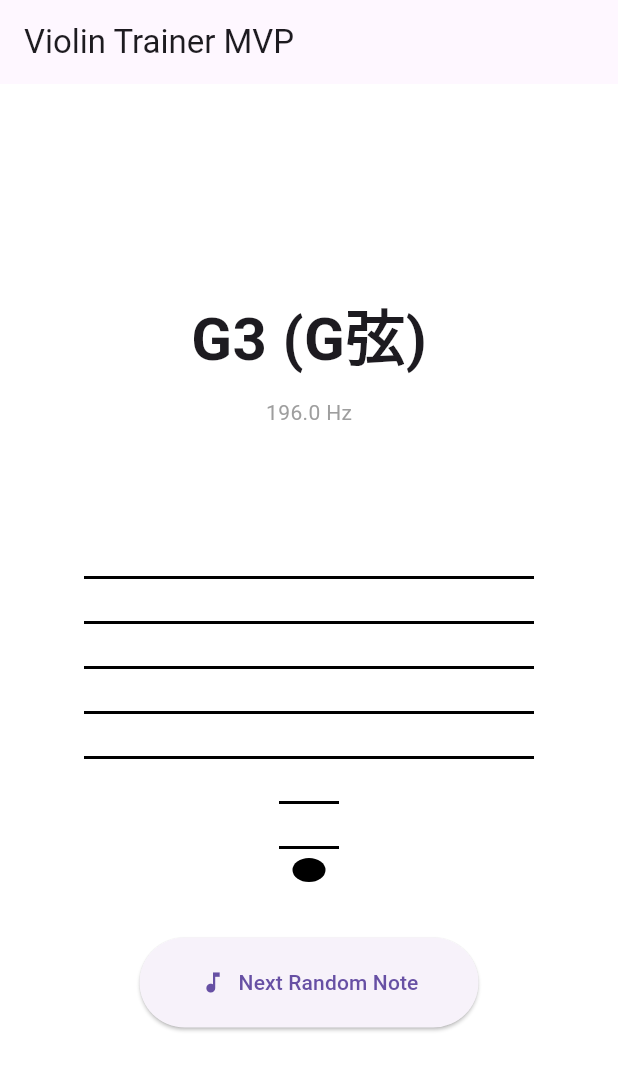
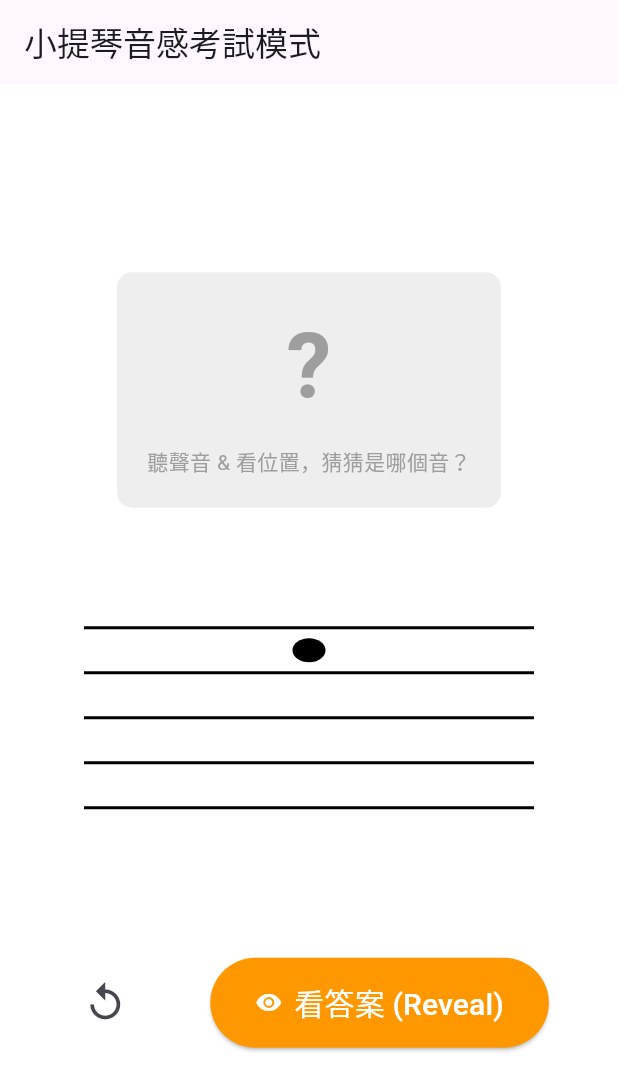
Before and after one commit to Wilson-TKU/violin_pitch_trainer, a Flutter app: the screen it shows after launch, on a phone screen of 412 x 824 dp. Shown: the top 1091 px of the screen. Run offline on Flutter 3.47's test engine with Material 3 defaults, Android fonts, the phone set to English and light mode, and no system bars; our stand-ins replace audioplayers.

Commit message:
feat: add sing name & test mode

```diff
--- a/lib/main.dart
+++ b/lib/main.dart
@@ -11,21 +11,127 @@ void main() {
 // ---------------------------------------------------------
 // 1. 資料結構與頻率定義 (BSP Data Model)
 // ---------------------------------------------------------
+// 1. 資料結構更新：加入唱名邏輯
 class ViolinNote {
-  final String name; // 音名 (e.g., A4)
-  final double frequency; // 頻率 (Hz)
-  final int staffIndex; // 五線譜位置：以第一線(E4)為 0，每高半格(線或間) +1
+  final String noteName; // 音名 (e.g. G3)
+  final String solfege; // 唱名 (e.g. Sol)
+  final double frequency; // 頻率
+  final int staffIndex; // 五線譜位置
 
-  const ViolinNote(this.name, this.frequency, this.staffIndex);
+  // 建構子稍微改一下，自動組合成顯示字串
+  const ViolinNote({
+    required this.noteName,
+    required this.solfege,
+    required this.frequency,
+    required this.staffIndex,
+  });
+
+  // Getter: 方便UI直接拿 "G3 (Sol)" 這種格式
+  String get displayName => "$noteName ($solfege)";
 }
 
-// 定義小提琴四條空弦 + 常見音
-// staffIndex: 0=E4(下數第一線), 2=G4, 4=B4, 6=D5, 8=F5(上數第一線)
+// 2. 題庫更新：小提琴常用音域 (包含空弦與手指按音)
 const List<ViolinNote> scale = [
-  ViolinNote('G3 (G弦)', 196.00, -5), // E4往下推5格 (G3在下加二間)
-  ViolinNote('D4 (D弦)', 293.66, -1), // E4往下推1格 (下加一間)
-  ViolinNote('A4 (A弦)', 440.00, 3), // E4往上推3格 (第二間)
-  ViolinNote('E5 (E弦)', 659.25, 7), // E4往上推7格 (第四間)
+  // --- G 弦 (G3 ~ C4) ---
+  ViolinNote(
+    noteName: 'G3',
+    solfege: 'Sol',
+    frequency: 196.00,
+    staffIndex: -5,
+  ), // G弦空弦 (最低音)
+  ViolinNote(
+    noteName: 'A3',
+    solfege: 'La',
+    frequency: 220.00,
+    staffIndex: -4,
+  ), // G弦一指
+  ViolinNote(
+    noteName: 'B3',
+    solfege: 'Si',
+    frequency: 246.94,
+    staffIndex: -3,
+  ), // G弦二指
+  ViolinNote(
+    noteName: 'C4',
+    solfege: 'Do',
+    frequency: 261.63,
+    staffIndex: -2,
+  ), // 中央C (G弦三指)
+  // --- D 弦 (D4 ~ G4) ---
+  ViolinNote(
+    noteName: 'D4',
+    solfege: 'Re',
+    frequency: 293.66,
+    staffIndex: -1,
+  ), // D弦空弦
+  ViolinNote(
+    noteName: 'E4',
+    solfege: 'Mi',
+    frequency: 329.63,
+    staffIndex: 0,
+  ), // 第一線
+  ViolinNote(
+    noteName: 'F4',
+    solfege: 'Fa',
+    frequency: 349.23,
+    staffIndex: 1,
+  ), // D弦二指(低)
+  ViolinNote(
+    noteName: 'G4',
+    solfege: 'Sol',
+    frequency: 392.00,
+    staffIndex: 2,
+  ), // D弦三指
+  // --- A 弦 (A4 ~ D5) ---
+  ViolinNote(
+    noteName: 'A4',
+    solfege: 'La',
+    frequency: 440.00,
+    staffIndex: 3,
+  ), // A弦空弦 (標準音)
+  ViolinNote(
+    noteName: 'B4',
+    solfege: 'Si',
+    frequency: 493.88,
+    staffIndex: 4,
+  ), // 第三線
+  ViolinNote(
+    noteName: 'C5',
+    solfege: 'Do',
+    frequency: 523.25,
+    staffIndex: 5,
+  ), // A弦二指(低)
+  ViolinNote(
+    noteName: 'D5',
+    solfege: 'Re',
+    frequency: 587.33,
+    staffIndex: 6,
+  ), // A弦三指
+  // --- E 弦 (E5 ~ A5) ---
+  ViolinNote(
+    noteName: 'E5',
+    solfege: 'Mi',
+    frequency: 659.25,
+    staffIndex: 7,
+  ), // E弦空弦
+  ViolinNote(
+    noteName: 'F5',
+    solfege: 'Fa',
+    frequency: 698.46,
+    staffIndex: 8,
+  ), // 第五線
+  ViolinNote(
+    noteName: 'G5',
+    solfege: 'Sol',
+    frequency: 783.99,
+    staffIndex: 9,
+  ), // 上加一間
+  ViolinNote(
+    noteName: 'A5',
+    solfege: 'La',
+    frequency: 880.00,
+    staffIndex: 10,
+  ), // E弦三指
 ];
 
 // ---------------------------------------------------------
@@ -45,65 +151,96 @@ class _ViolinAppState extends State<ViolinApp> {
   ViolinNote? _currentNote;
   bool _isPlaying = false;
 
+  // 新增：控制答案顯示的布林值 (Flag)
+  bool _isAnswerVisible = false;
+
   @override
   void initState() {
     super.initState();
-    _nextNote(); // 啟動時先來一個
+    _nextNote();
   }
 
   Future<void> _nextNote() async {
     if (_isPlaying) return;
 
-    // 1. 隨機選音
     final note = scale[_rng.nextInt(scale.length)];
 
     setState(() {
       _currentNote = note;
       _isPlaying = true;
+      _isAnswerVisible = false; // 每次出新題目時，先把答案蓋起來
     });
 
-    // 2. 即時合成音訊 (Real-time Synthesis)
-    // 這裡我們直接生成 1秒鐘 的 Sine Wave WAV 數據
+    // 合成並播放聲音
     final Uint8List wavBytes = ToneGenerator.generateSineWave(
       frequency: note.frequency,
       durationMs: 1000,
       sampleRate: 44100,
     );
 
-    // 3. 播放
     try {
       await _player.play(BytesSource(wavBytes));
     } catch (e) {
       debugPrint("Audio Error: $e");
     }
 
-    // 簡單延遲讓動畫感覺自然一點
     await Future.delayed(const Duration(seconds: 1));
     if (mounted) setState(() => _isPlaying = false);
+  }
+
+  // 新增：揭曉答案的邏輯
+  void _revealAnswer() {
+    setState(() {
+      _isAnswerVisible = true;
+    });
   }
 
   @override
   Widget build(BuildContext context) {
     return Scaffold(
       backgroundColor: Colors.white,
-      appBar: AppBar(title: const Text("Violin Trainer MVP")),
+      appBar: AppBar(title: const Text("小提琴音感考試模式")),
       body: Column(
         mainAxisAlignment: MainAxisAlignment.center,
         children: [
-          // 顯示音名
-          Text(
-            _currentNote?.name ?? "Ready",
-            style: const TextStyle(fontSize: 40, fontWeight: FontWeight.bold),
-          ),
-          const SizedBox(height: 10),
-          Text(
-            _currentNote != null ? "${_currentNote!.frequency} Hz" : "",
-            style: const TextStyle(color: Colors.grey),
+          // 1. 題目區 (唱名)
+          // 這裡運用三元運算子 (Ternary Operator) 來決定顯示什麼
+          Container(
+            padding: const EdgeInsets.all(20),
+            decoration: BoxDecoration(
+              color: _isAnswerVisible ? Colors.green[100] : Colors.grey[200],
+              borderRadius: BorderRadius.circular(10),
+            ),
+            child: Column(
+              children: [
+                Text(
+                  // 如果 _isAnswerVisible 是 true 就顯示名字，否則顯示問號
+                  _isAnswerVisible
+                      ? (_currentNote?.displayName ?? "Ready")
+                      : "?",
+                  style: TextStyle(
+                    fontSize: 60,
+                    fontWeight: FontWeight.bold,
+                    color: _isAnswerVisible ? Colors.black : Colors.grey,
+                  ),
+                ),
+                // 如果答案還沒揭曉，顯示提示文字
+                if (!_isAnswerVisible && _currentNote != null)
+                  const Padding(
+                    padding: EdgeInsets.only(top: 10),
+                    child: Text(
+                      "聽聲音 & 看位置，猜猜是哪個音？",
+                      style: TextStyle(color: Colors.grey),
+                    ),
+                  ),
+              ],
+            ),
           ),
 
-          const SizedBox(height: 60),
+          const SizedBox(height: 40),
 
-          // 五線譜繪圖區
+          // 2. 五線譜繪圖區 (視覺提示)
+          // 目前我們先保留「顯示位置」，因為你說要連結「視覺與聽覺」
           Center(
             child: CustomPaint(
               size: const Size(300, 200),
@@ -111,16 +248,60 @@ class _ViolinAppState extends State<ViolinApp> {
             ),
           ),
 
-          const SizedBox(height: 80),
+          const SizedBox(height: 60),
 
-          // 按鈕
-          ElevatedButton.icon(
-            onPressed: _isPlaying ? null : _nextNote,
-            icon: const Icon(Icons.music_note),
-            label: const Text("Next Random Note"),
-            style: ElevatedButton.styleFrom(
-              padding: const EdgeInsets.symmetric(horizontal: 40, vertical: 20),
-            ),
+          // 3. 操作按鈕區
+          Row(
+            mainAxisAlignment: MainAxisAlignment.spaceEvenly,
+            children: [
+              // 按鈕 A: 重聽一次 (Replay)
+              // 這是給考試用的實用功能
+              IconButton(
+                icon: const Icon(Icons.replay, size: 30),
+                onPressed: _isPlaying
+                    ? null
+                    : () async {
+                        if (_currentNote != null) {
+                          setState(() => _isPlaying = true);
+                          final wavBytes = ToneGenerator.generateSineWave(
+                            frequency: _currentNote!.frequency,
+                            durationMs: 1000,
+                            sampleRate: 44100,
+                          );
+                          await _player.play(BytesSource(wavBytes));
+                          setState(() => _isPlaying = false);
+                        }
+                      },
+                tooltip: "再聽一次",
+              ),
+
+              // 按鈕 B: 揭曉答案 / 下一題
+              // 這裡做了一個 UX 優化：
+              // 如果答案還沒開 -> 按鈕顯示「看答案」
+              // 如果答案已開 -> 按鈕顯示「下一題」
+              ElevatedButton.icon(
+                onPressed: _isPlaying
+                    ? null
+                    : (_isAnswerVisible ? _nextNote : _revealAnswer),
+                icon: Icon(
+                  _isAnswerVisible ? Icons.arrow_forward : Icons.visibility,
+                ),
+                label: Text(
+                  _isAnswerVisible ? "下一題 (Next)" : "看答案 (Reveal)",
+                  style: const TextStyle(fontSize: 20),
+                ),
+                style: ElevatedButton.styleFrom(
+                  padding: const EdgeInsets.symmetric(
+                    horizontal: 30,
+                    vertical: 15,
+                  ),
+                  backgroundColor: _isAnswerVisible
+                      ? Colors.blue
+                      : Colors.orange,
+                  foregroundColor: Colors.white, // 文字顏色
+                ),
+              ),
+            ],
           ),
         ],
       ),
```
